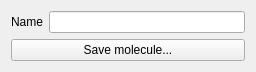
Qt form libmolsketch/moleculepopup.ui (timvdm/Molsketch) before a commit.
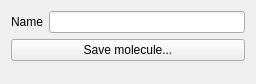
The same form after that commit.

```diff
--- a/libmolsketch/moleculepopup.ui
+++ b/libmolsketch/moleculepopup.ui
@@ -7,7 +7,7 @@
     <x>0</x>
     <y>0</y>
     <width>256</width>
-    <height>50</height>
+    <height>84</height>
    </rect>
   </property>
   <property name="windowTitle">
```
Left out of the diff: 2 changed lines with no effect on the pictures.
